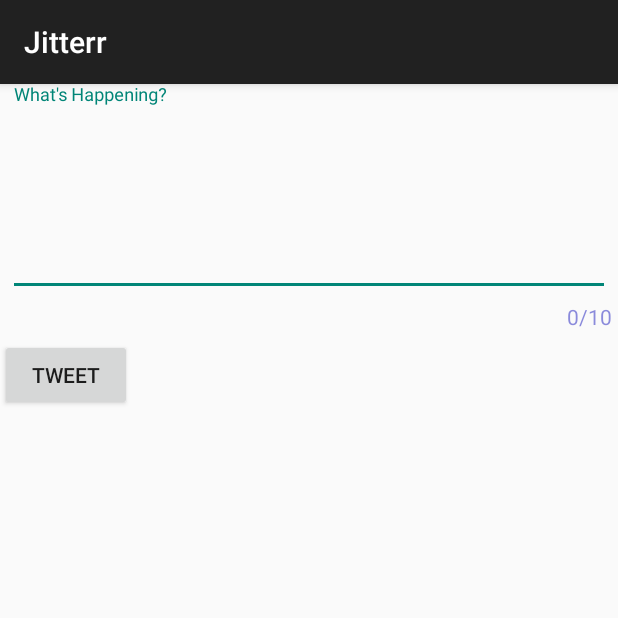
After one commit to JCGarzaa/Jitter, an Android app: the ComposeActivity screen opened directly, with no data from a screen before it, on a phone screen of 412 x 824 dp, the top half of it. The commit adds this screen. Run offline under Robolectric (Android 15) with nearby library versions, the phone set to English and light mode, and no system bars; our stand-ins replace Room's generated code; libraries missing offline, so code that uses them is left out: com.codepath.asynchttpclient, com.facebook.stetho, org.parceler; 1 statement that could not run was skipped.

Commit message:
Finished required features

```diff
--- a/app/build.gradle
+++ b/app/build.gradle
@@ -50,9 +50,13 @@ dependencies {
     implementation 'com.github.bumptech.glide:glide:4.11.0'
     implementation 'com.google.android.material:material:1.4.0'
     implementation 'androidx.constraintlayout:constraintlayout:2.0.4'
+    implementation 'androidx.swiperefreshlayout:swiperefreshlayout:1.1.0'
     // Room for simple persistence with an ORM
     def room_version = "2.4.0"
     implementation "androidx.room:room-runtime:$room_version"
     annotationProcessor "androidx.room:room-compiler:$room_version"
     implementation 'com.facebook.stetho:stetho:1.5.1'
+
+    implementation 'org.parceler:parceler-api:1.1.12'
+    annotationProcessor 'org.parceler:parceler:1.1.12'
 }
--- a/app/src/main/AndroidManifest.xml
+++ b/app/src/main/AndroidManifest.xml
@@ -13,6 +13,9 @@
         android:icon="@drawable/ic_launcher"
         android:label="@string/app_name"
         android:theme="@style/AppTheme">
+        <activity
+            android:name=".ComposeActivity"
+            android:exported="false" />
         <activity
             android:name=".TimelineActivity"
             android:exported="false" />
--- /dev/null
+++ b/app/src/main/java/com/codepath/apps/restclienttemplate/ComposeActivity.java
@@ -0,0 +1,86 @@
+package com.codepath.apps.restclienttemplate;
+
+import androidx.appcompat.app.AppCompatActivity;
+
+import android.content.Intent;
+import android.os.Bundle;
+import android.util.Log;
+import android.view.View;
+import android.widget.Button;
+import android.widget.EditText;
+import android.widget.Toast;
+
+import com.codepath.apps.restclienttemplate.models.Tweet;
+import com.codepath.asynchttpclient.callback.JsonHttpResponseHandler;
+
+import org.json.JSONException;
+import org.parceler.Parcels;
+
+import okhttp3.Headers;
+
+public class ComposeActivity extends AppCompatActivity {
+
+    public static final int MAX_TWEET_LENGTH = 140;
+    public static final String TAG = "ComposeActivity";
+
+    EditText etCompose;
+    Button btnTweet;
+
+    JitterClient client;
+
+    @Override
+    protected void onCreate(Bundle savedInstanceState) {
+        super.onCreate(savedInstanceState);
+        setContentView(R.layout.activity_compose);
+
+        client = JitterrApp.getRestClient(this);
+
+        etCompose = findViewById(R.id.etCompose);
+        btnTweet = findViewById(R.id.btnTweet);
+
+        // Set click listener
+        btnTweet.setOnClickListener(new View.OnClickListener() {
+            @Override
+            public void onClick(View view) {
+                // make an api call to twitter
+                String tweetContent = etCompose.getText().toString();
+                if (tweetContent.isEmpty()) {
+                    Toast.makeText(ComposeActivity.this, "Tweet is empty!" ,Toast.LENGTH_SHORT).show();
+                }
+                if (tweetContent.length() > MAX_TWEET_LENGTH) {
+                    Toast.makeText(ComposeActivity.this, "Tweet too long!", Toast.LENGTH_SHORT).show();
+                }
+                Toast.makeText(ComposeActivity.this, tweetContent, Toast.LENGTH_LONG).show();
+
+                client.publishTweet(tweetContent, new JsonHttpResponseHandler() {
+                    @Override
+                    public void onSuccess(int statusCode, Headers headers, JSON json) {
+                        Log.i(TAG, "onSuccess to publish tweet ");
+                        try {
+                            Tweet tweet = Tweet.fromJson(json.jsonObject);
+                            Log.i(TAG, "Published tweet!");
+                            // pass tweet back to home screen
+                            Intent i = new Intent();
+                            i.putExtra("tweet", Parcels.wrap(tweet));
+                            setResult(RESULT_OK, i);
+                            // close activity
+                            finish();
+                        }
+                         catch (JSONException e) {
+                            e.printStackTrace();
+                        };
+
+//                        Intent i = new Intent(ComposeActivity.this, TimelineActivity.class);
+//                        startActivityForResult(i, REQUEST_CODE);
+//                        i.putExtra("tweet", Parcels.wrap(tweet));
+                    }
+
+                    @Override
+                    public void onFailure(int statusCode, Headers headers, String response, Throwable throwable) {
+                        Log.e(TAG, "Failed to publish tweet " + throwable);
+                    }
+                });
+            }
+        });
+    }
+}
--- a/app/src/main/java/com/codepath/apps/restclienttemplate/models/User.java
+++ b/app/src/main/java/com/codepath/apps/restclienttemplate/models/User.java
@@ -2,13 +2,16 @@ package com.codepath.apps.restclienttemplate.models;
 
 import org.json.JSONException;
 import org.json.JSONObject;
+import org.parceler.Parcel;
 
+@Parcel
 public class User {
 
     public String name;
     public String screenName;
     public String profileImageURL;
 
+    public User() {}
 
     public static User fromJson(JSONObject jsonObject) throws JSONException {
         User user = new User();
--- /dev/null
+++ b/app/src/main/res/layout/activity_compose.xml
@@ -0,0 +1,48 @@
+<?xml version="1.0" encoding="utf-8"?>
+<androidx.constraintlayout.widget.ConstraintLayout
+    xmlns:android="http://schemas.android.com/apk/res/android"
+    xmlns:app="http://schemas.android.com/apk/res-auto"
+    xmlns:tools="http://schemas.android.com/tools"
+    android:layout_width="match_parent"
+    android:layout_height="match_parent"
+    tools:context=".ComposeActivity">
+
+    <com.google.android.material.textfield.TextInputLayout
+        android:layout_width="match_parent"
+        android:layout_height="wrap_content"
+        app:counterEnabled="true"
+        app:counterMaxLength="10"
+        app:counterOverflowTextAppearance="@style/counterOverride"
+        app:counterTextAppearance="@style/counterText"
+        app:layout_constraintTop_toTopOf="parent">
+
+        <EditText
+            android:id="@+id/etCompose"
+            android:layout_width="match_parent"
+            android:layout_height="wrap_content"
+            android:layout_marginStart="5dp"
+            android:layout_marginTop="5dp"
+            android:layout_marginEnd="5dp"
+            android:ems="10"
+            android:gravity="start|top"
+            android:hint="What's Happening?"
+            android:inputType="textMultiLine"
+            android:minLines="5"
+            app:counterEnabled="true"
+            app:counterMaxLength="140"
+            app:layout_constraintEnd_toEndOf="parent"
+            app:layout_constraintStart_toStartOf="parent"
+            app:layout_constraintTop_toTopOf="parent" />
+
+
+    <Button
+        android:id="@+id/btnTweet"
+        android:layout_width="wrap_content"
+        android:layout_height="wrap_content"
+        android:layout_marginTop="5dp"
+        android:layout_marginEnd="5dp"
+        android:text="@string/tweet"
+        app:layout_constraintEnd_toEndOf="parent"
+        app:layout_constraintTop_toBottomOf="@+id/etCompose" />
+    </com.google.android.material.textfield.TextInputLayout>
+</androidx.constraintlayout.widget.ConstraintLayout>
--- a/app/src/main/res/values/strings.xml
+++ b/app/src/main/res/values/strings.xml
@@ -5,5 +5,6 @@
     <string name="login_label">Log in</string>
     <string name="intent_scheme">oauth</string>
     <string name="intent_host">cprest</string>
+    <string name="tweet">Tweet</string>
 
 </resources>
--- a/app/src/main/res/values/styles.xml
+++ b/app/src/main/res/values/styles.xml
@@ -13,4 +13,13 @@
         <!-- All customizations that are NOT specific to a particular API-level can go here. -->
     </style>
 
+    <style name="counterText">
+        <item name="android:textColor">#aa5353cc</item>
+    </style>
+
+    <style name="counterOverride">
+        <item name="android:textColor">#ff0000</item>
+    </style>
+
+
 </resources>
```
Also changed, not shown: app/src/main/java/com/codepath/apps/restclienttemplate/JitterClient.java (+9 -0 lines), app/src/main/java/com/codepath/apps/restclienttemplate/TimelineActivity.java (+88 -1 lines), app/src/main/java/com/codepath/apps/restclienttemplate/TweetAdapter.java (+29 -1 lines), app/src/main/java/com/codepath/apps/restclienttemplate/models/Tweet.java (+28 -1 lines), app/src/main/res/layout/activity_timeline.xml (+7 -0 lines), app/src/main/res/layout/item_tweet.xml (+10 -0 lines), app/src/main/res/menu/menu_main.xml (added, +10 -0 lines).
